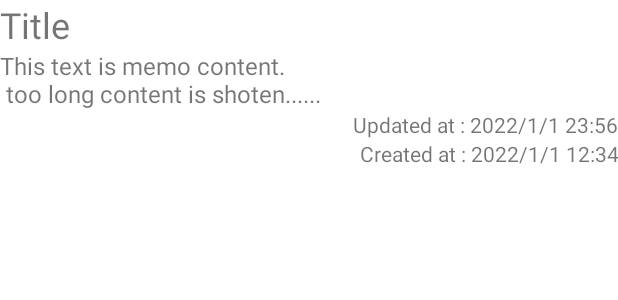
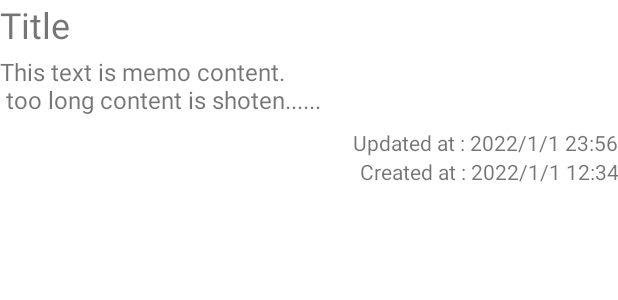
Before and after one commit to 17043003/memo, an Android app: the layout memo_row.xml on its own in the app's theme, with its tools: preview values and no code run, on a phone screen of 412 x 824 dp. Shown: the top 300 px of the screen. Run offline under Robolectric (Android 15) with nearby library versions, the phone set to English and light mode, and no system bars.

```diff
--- a/app/src/main/res/layout/memo_row.xml
+++ b/app/src/main/res/layout/memo_row.xml
@@ -1,7 +1,7 @@
 <?xml version="1.0" encoding="utf-8"?>
 <LinearLayout xmlns:tools="http://schemas.android.com/tools"
     android:layout_width="match_parent"
-    android:layout_height="match_parent"
+    android:layout_height="wrap_content"
     android:orientation="vertical"
     xmlns:android="http://schemas.android.com/apk/res/android">
 
@@ -9,6 +9,7 @@
         android:id="@+id/memoTitleText"
         android:layout_width="match_parent"
         android:layout_height="wrap_content"
+        android:layout_marginBottom="4sp"
         android:textSize="24sp"
         tools:text="@string/NewMemoTitle" />
 
@@ -16,6 +17,7 @@
         android:id="@+id/contentSummaryText"
         android:layout_width="match_parent"
         android:layout_height="wrap_content"
+        android:layout_marginBottom="8sp"
         android:textSize="16sp"
         tools:text="@string/content_summary" />
 
```
Also changed, not shown: app/src/main/res/layout/activity_main.xml (+11 -0 lines).
